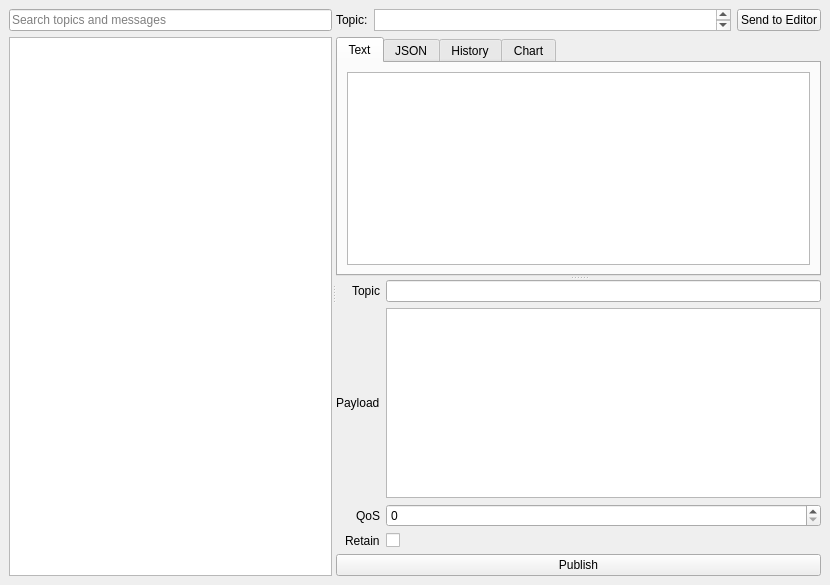
Above: ui/mainwindow.ui from mwdmwd/mqtt-navigator before the change. Below: the same form after it.
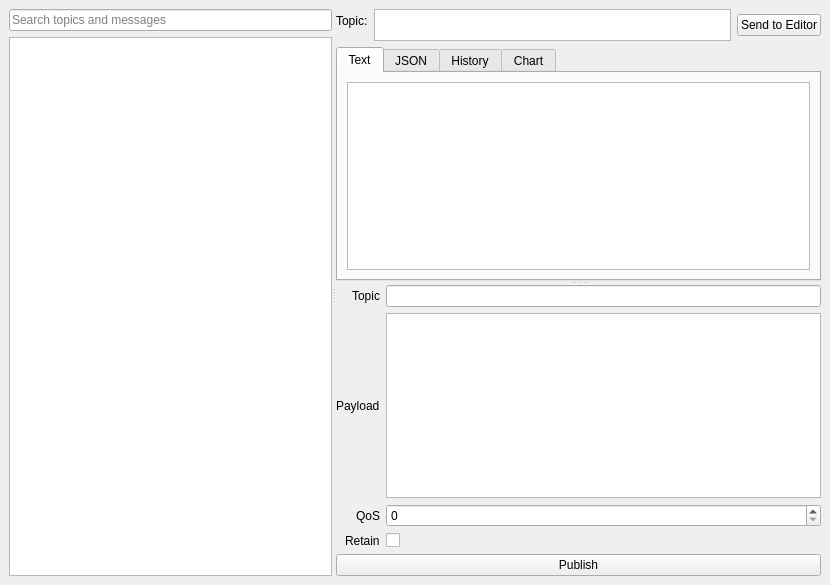
That is the form after the change.

Commit message: Fix layout for not shown sender

The edit to the form file:
```diff
--- a/ui/mainwindow.ui
+++ b/ui/mainwindow.ui
@@ -68,7 +68,19 @@
               <property name="minimumSize">
                <size>
                 <width>0</width>
-                <height>1</height>
+                <height>32</height>
+               </size>
+              </property>
+              <property name="maximumSize">
+               <size>
+                <width>16777215</width>
+                <height>32</height>
+               </size>
+              </property>
+              <property name="baseSize">
+               <size>
+                <width>0</width>
+                <height>32</height>
                </size>
               </property>
              </widget>
@@ -182,7 +194,7 @@
              <enum>QFormLayout::DontWrapRows</enum>
             </property>
             <property name="labelAlignment">
-             <set>Qt::AlignRight|Qt::AlignVCenter</set>
+             <set>Qt::AlignRight|Qt::AlignTrailing|Qt::AlignVCenter</set>
             </property>
             <property name="formAlignment">
              <set>Qt::AlignLeading|Qt::AlignLeft|Qt::AlignVCenter</set>
```
